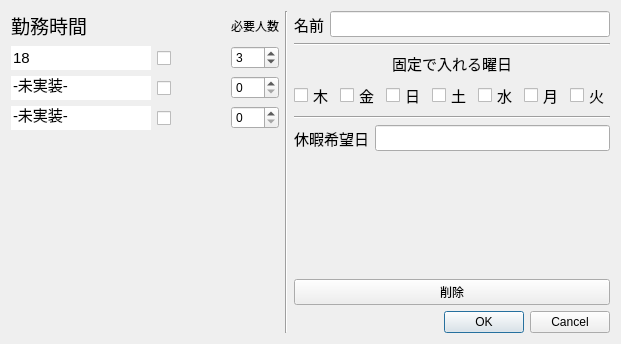
Old version of the form Shift_Calendar/propertydialog.ui in the repository yoshifumi-828/Shift_Clendar.
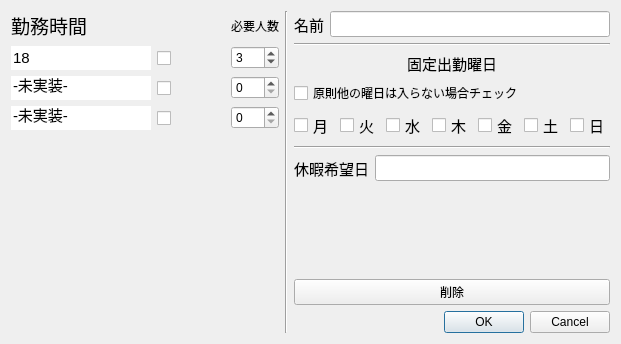
New version of the form.

What changed in the file:
```diff
--- a/Shift_Calendar/propertydialog.ui
+++ b/Shift_Calendar/propertydialog.ui
@@ -259,7 +259,7 @@
           <enum>Qt::LeftToRight</enum>
          </property>
          <property name="text">
-          <string>固定で入れる曜日</string>
+          <string>固定出勤曜日</string>
          </property>
          <property name="textFormat">
           <enum>Qt::AutoText</enum>
@@ -272,8 +272,51 @@
          </property>
         </widget>
        </item>
+       <item>
+        <widget class="QCheckBox" name="other_dow_check">
+         <property name="text">
+          <string>原則他の曜日は入らない場合チェック</string>
+         </property>
+        </widget>
+       </item>
        <item>
         <layout class="QHBoxLayout" name="horizontalLayout_2">
+         <item>
+          <widget class="QCheckBox" name="mon_check">
+           <property name="font">
+            <font>
+             <pointsize>11</pointsize>
+            </font>
+           </property>
+           <property name="text">
+            <string>月</string>
+           </property>
+          </widget>
+         </item>
+         <item>
+          <widget class="QCheckBox" name="tue_check">
+           <property name="font">
+            <font>
+             <pointsize>11</pointsize>
+            </font>
+           </property>
+           <property name="text">
+            <string>火</string>
+           </property>
+          </widget>
+         </item>
+         <item>
+          <widget class="QCheckBox" name="wed_check">
+           <property name="font">
+            <font>
+             <pointsize>11</pointsize>
+            </font>
+           </property>
+           <property name="text">
+            <string>水</string>
+           </property>
+          </widget>
+         </item>
          <item>
           <widget class="QCheckBox" name="thu_check">
            <property name="font">
@@ -298,18 +341,6 @@
            </property>
           </widget>
          </item>
-         <item>
-          <widget class="QCheckBox" name="sun_check">
-           <property name="font">
-            <font>
-             <pointsize>11</pointsize>
-            </font>
-           </property>
-           <property name="text">
-            <string>日</string>
-           </property>
-          </widget>
-         </item>
          <item>
           <widget class="QCheckBox" name="sat_check">
            <property name="font">
@@ -323,38 +354,14 @@
           </widget>
          </item>
          <item>
-          <widget class="QCheckBox" name="wed_check">
+          <widget class="QCheckBox" name="sun_check">
            <property name="font">
             <font>
              <pointsize>11</pointsize>
             </font>
            </property>
            <property name="text">
-            <string>水</string>
-           </property>
-          </widget>
-         </item>
-         <item>
-          <widget class="QCheckBox" name="mon_check">
-           <property name="font">
-            <font>
-             <pointsize>11</pointsize>
-            </font>
-           </property>
-           <property name="text">
-            <string>月</string>
-           </property>
-          </widget>
-         </item>
-         <item>
-          <widget class="QCheckBox" name="tue_check">
-           <property name="font">
-            <font>
-             <pointsize>11</pointsize>
-            </font>
-           </property>
-           <property name="text">
-            <string>火</string>
+            <string>日</string>
            </property>
           </widget>
          </item>
```
